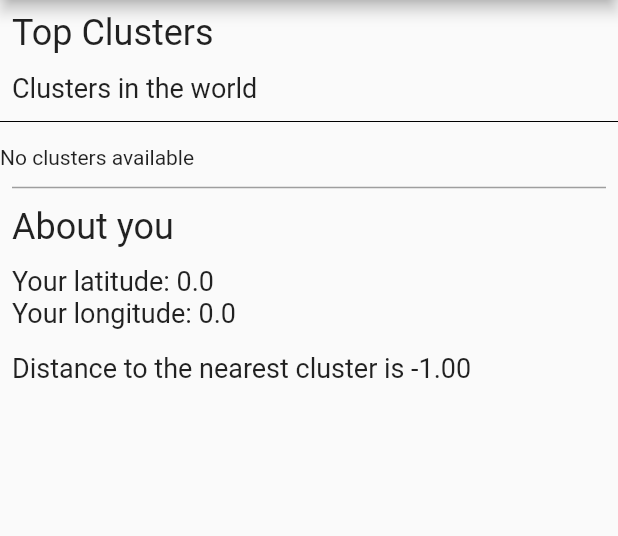
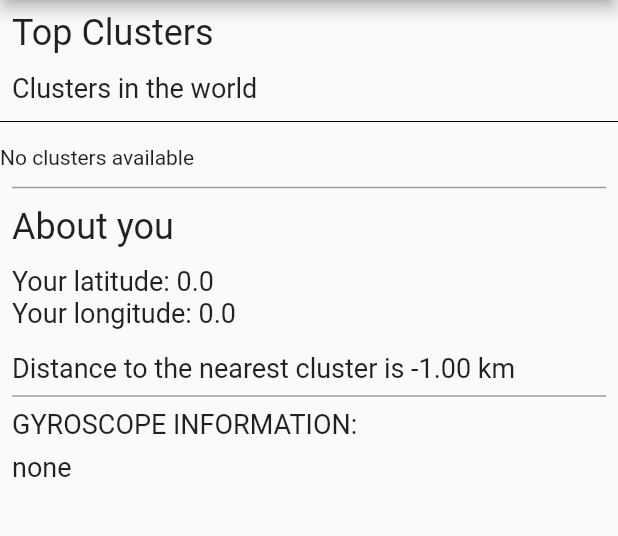
Before and after one commit to PanK0/inPlace, a Flutter app: the ClusterPage screen opened by its route, on a phone screen of 412 x 824 dp, the part 84-620 px from its top. Run offline on Flutter 3.47's test engine with Material 2 defaults, Android fonts, the phone set to English and light mode, and no system bars; our stand-ins replace cloud_firestore, firebase_auth, firebase_core, geolocator, google_fonts, google_maps_flutter and 2 more; missing offline and left inert: dart:ffi, firebase_ui_auth; accounts and stored records are empty.

Commit message:
working with accelerometer

```diff
--- a/inplace/lib/pages/clusterPage.dart
+++ b/inplace/lib/pages/clusterPage.dart
@@ -7,6 +7,7 @@ import '../widgets/appbar.dart';
 import '../widgets/clusters.dart';
 import '../utils/applicationState.dart';
 import '../widgets/widgets.dart';
+import '../widgets/gyro.dart';
 
 class ClusterPage extends StatelessWidget {
   const ClusterPage({super.key});
@@ -45,8 +46,19 @@ class ClusterPage extends StatelessWidget {
                   ),
                   const SizedBox(height: 8),
                   Paragraph(
-                      "Distance to the nearest cluster is ${appState.nearest_cluster.toStringAsFixed(2)}")
+                      "Distance to the nearest cluster is ${appState.nearest_cluster.toStringAsFixed(2)} km"),
                 ]),
+                const Divider(
+                  height: 8,
+                  thickness: 1,
+                  indent: 8,
+                  endIndent: 8,
+                  color: Colors.grey,
+                ),
+                const Paragraph(
+                  "GYROSCOPE INFORMATION:",
+                ),
+                Gyro(),
               ],
             ),
           ),
--- a/inplace/lib/utils/applicationState.dart
+++ b/inplace/lib/utils/applicationState.dart
@@ -14,6 +14,8 @@ import '../firebase_options.dart';
 import 'guestbookMessage.dart';
 
 import 'clustersList.dart';
+
+import 'package:sensors_plus/sensors_plus.dart';
 
 class ApplicationState extends ChangeNotifier {
   ApplicationState() {
--- /dev/null
+++ b/inplace/lib/widgets/gyro.dart
@@ -0,0 +1,47 @@
+import 'package:flutter/material.dart';
+import 'package:inplace/widgets/widgets.dart';
+import 'package:sensors_plus/sensors_plus.dart';
+import 'dart:math';
+
+class Gyro extends StatefulWidget {
+  @override
+  _GyroState createState() => _GyroState();
+}
+
+class _GyroState extends State<Gyro> {
+  double x = 0, y = 0, z = 0;
+  String direction = "none";
+
+  @override
+  void initState() {
+    gyroscopeEvents.listen((GyroscopeEvent event) {
+      print(event);
+
+      x = event.x;
+      y = event.y;
+      z = event.z;
+
+      //rough calculation, you can use
+      //advance formula to calculate the orentation
+      if (x > 0) {
+        direction = "back";
+      } else if (x < 0) {
+        direction = "forward";
+      } else if (y > 0) {
+        direction = "left";
+      } else if (y < 0) {
+        direction = "right";
+      }
+
+      setState(() {});
+    });
+    super.initState();
+  }
+
+  @override
+  Widget build(BuildContext context) {
+    return Paragraph(
+      direction,
+    );
+  }
+}
--- a/inplace/pubspec.yaml
+++ b/inplace/pubspec.yaml
@@ -45,6 +45,8 @@ dependencies:
   google_maps_flutter: ^2.2.0
   google_maps_flutter_web: ^0.4.0+2
   geolocator: ^9.0.2
+  sensors_plus: ^2.0.1
+  flutter_compass: ^0.7.0
 
 dev_dependencies:
   flutter_test:
```
Also changed, not shown: inplace/pubspec.lock, 2 other files.
